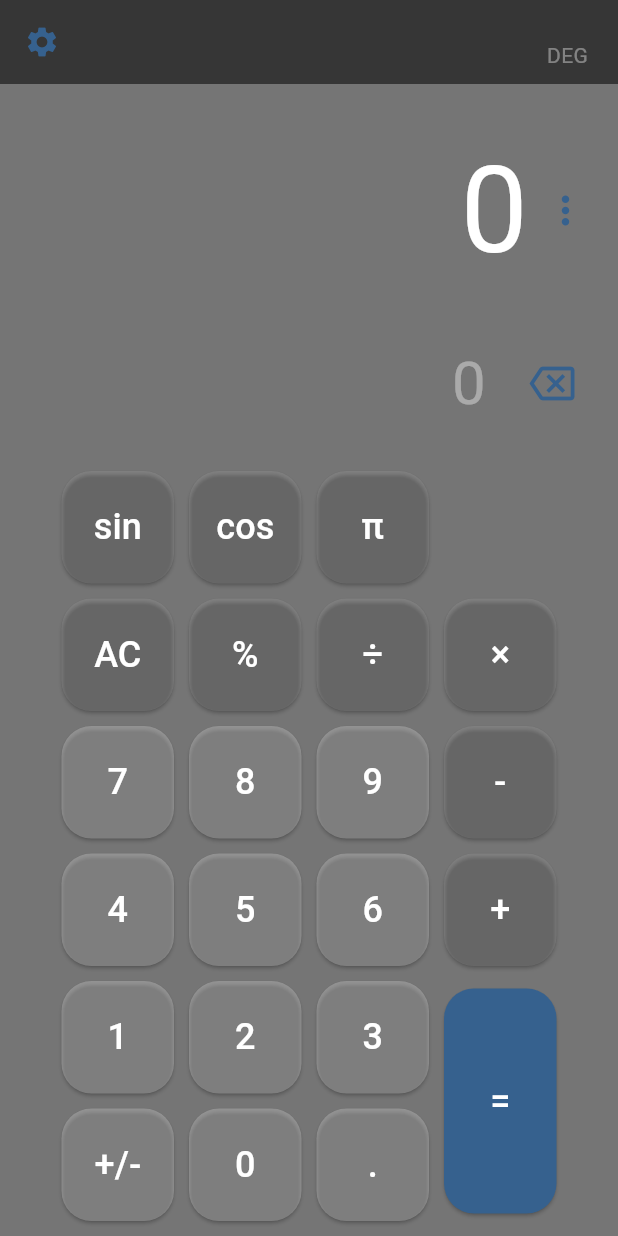
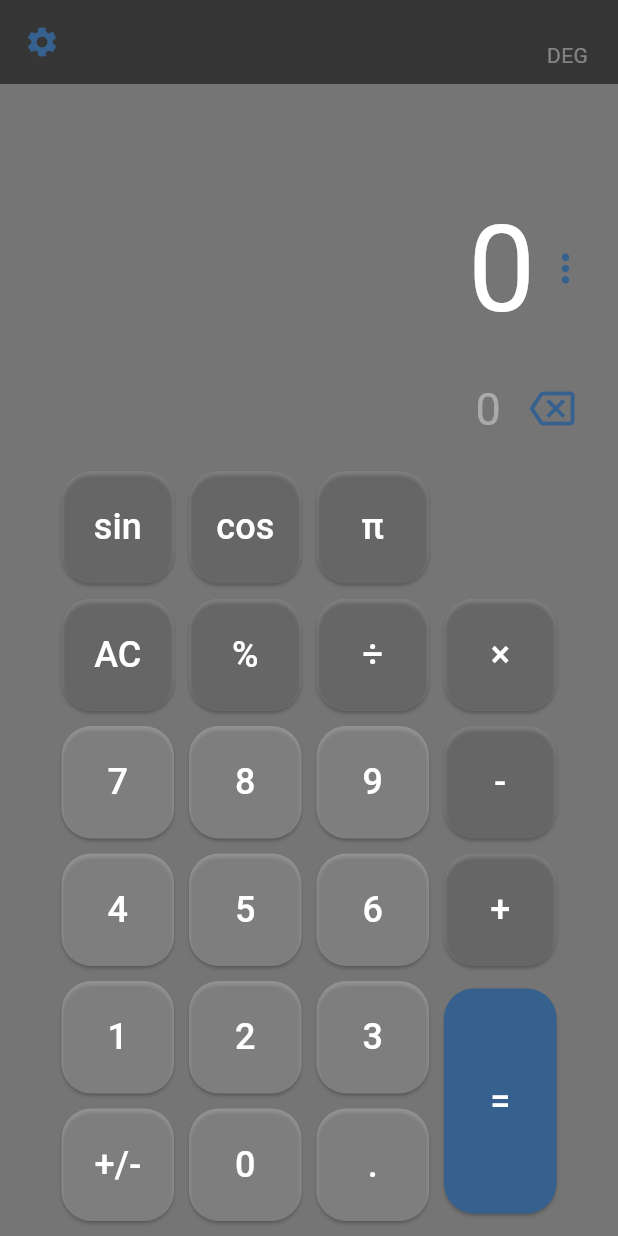
Before and after one commit to Bronx-Science/project-special-calculator-taxulator, a Flutter app: the screen it shows after launch, on a phone screen of 412 x 824 dp. Run offline on Flutter 3.47's test engine with Material 2 defaults, Android fonts, the light colour scheme and no system bars; our stand-ins replace math_expressions.

Commit message:
fix padding

```diff
--- a/lib/calculator_view.dart
+++ b/lib/calculator_view.dart
@@ -97,6 +97,7 @@ class _CalculatorViewState extends State<CalculatorView> {
               Align(
                 alignment: Alignment.bottomRight,
                 child: SingleChildScrollView(
+                  reverse: true,
                   scrollDirection: Axis.horizontal,
                   child: Column(
                     crossAxisAlignment: CrossAxisAlignment.end,
@@ -105,7 +106,7 @@ class _CalculatorViewState extends State<CalculatorView> {
                         mainAxisAlignment: MainAxisAlignment.end,
                         children: <Widget>[
                           Padding(
-                              padding: const EdgeInsets.all(10.0),
+                              padding: const EdgeInsets.all(5.0),
                               child: Text(result,
                                   textAlign: TextAlign.left,
                                   style: const TextStyle(
@@ -119,10 +120,10 @@ class _CalculatorViewState extends State<CalculatorView> {
                         mainAxisAlignment: MainAxisAlignment.end,
                         children: [
                           Padding(
-                            padding: const EdgeInsets.all(20),
+                            padding: const EdgeInsets.all(10),
                             child: Text(equation,
                                 style: const TextStyle(
-                                  fontSize: 40,
+                                  fontSize: 30,
                                   color: Colors.white38,
                                 )),
                           ),
```
